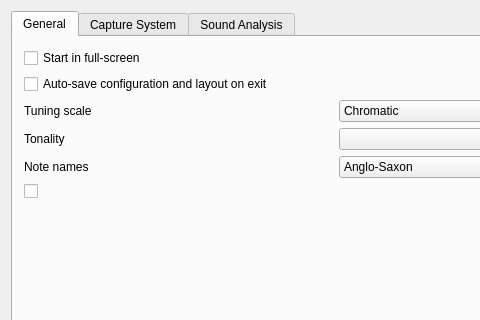
Above: ui/ConfigForm.ui from gillesdegottex/fmit before the change; both pictures show x 0 to 480 and y 0 to 320 of the 672 by 946 pixel window. Below: the same form after it.
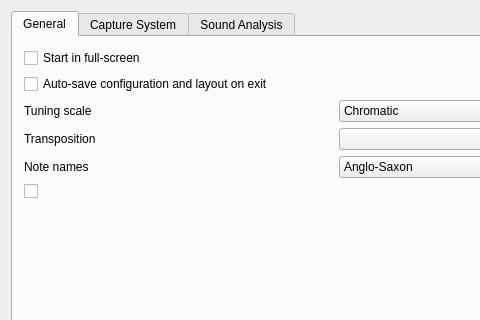
That is the form after the change. Icons and pictures are not drawn.

Commit message: Fix nomenclature: Tonality -> Transposition

Patch:
```diff
--- a/ui/ConfigForm.ui
+++ b/ui/ConfigForm.ui
@@ -125,7 +125,7 @@
          <item>
           <widget class="QLabel" name="textLabel1_7">
            <property name="text">
-            <string>Tonality</string>
+            <string>Transposition</string>
            </property>
           </widget>
          </item>
```
Left out of the diff: 2 changed lines with no effect on the pictures. The commit also changes 4 other files.
